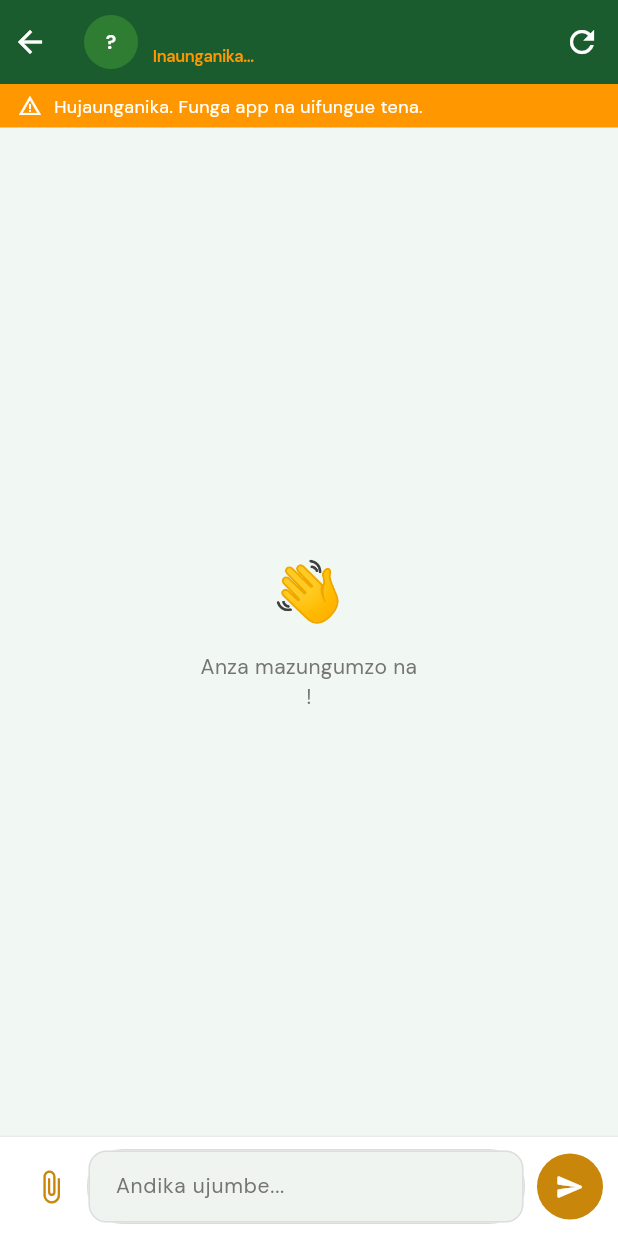
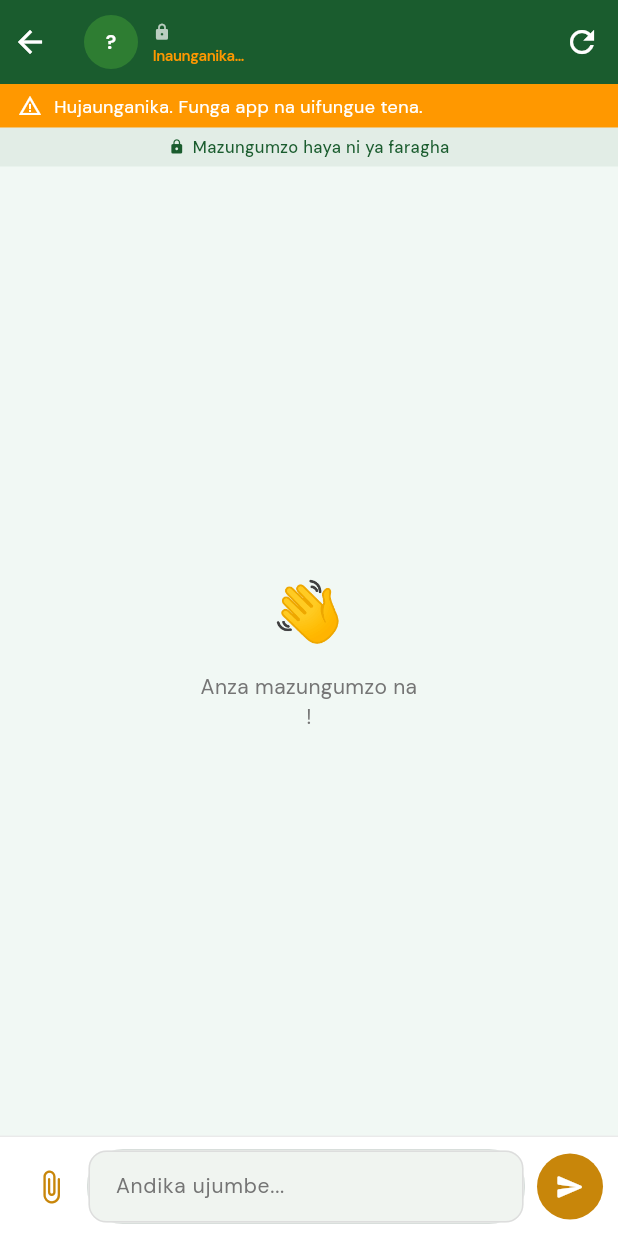
Before and after one commit to johnydeus/shamba-smart, a Flutter app: the ChatScreen screen opened directly with empty values, on a phone screen of 412 x 824 dp. Run offline on Flutter 3.47's test engine with Material 3 defaults, Android fonts, the phone set to English and light mode, and no system bars; our stand-ins replace cached_network_image, camera, connectivity_plus, file_picker, fl_chart, flutter_animate and 13 more; missing offline and left inert: tflite_flutter; accounts and stored records are empty.

Commit message:
auto: session changes 2026-06-14 00:30

```diff
--- a/lib/screens/chat_screen.dart
+++ b/lib/screens/chat_screen.dart
@@ -365,22 +365,36 @@ class _ChatScreenState extends State<ChatScreen> {
             Expanded(
               child: Column(
                 crossAxisAlignment: CrossAxisAlignment.start,
+                mainAxisSize: MainAxisSize.min,
                 children: [
-                  Text(widget.contactName,
+                  Row(
+                    children: [
+                      const Icon(Icons.lock_rounded,
+                          color: Colors.white70, size: 12),
+                      const SizedBox(width: 4),
+                      Flexible(
+                        child: Text(widget.contactName,
                             style: GoogleFonts.dmSans(
                                 fontSize: 14,
                                 fontWeight: FontWeight.bold,
                                 color: Colors.white),
                             overflow: TextOverflow.ellipsis),
-                  Text(
-                    chatProv.isReady
-                        ? widget.contactRole.label
-                        : 'Inaunganika...',
+                      ),
+                    ],
+                  ),
+                  if (!chatProv.isReady)
+                    Text('Inaunganika...',
                         style: GoogleFonts.dmSans(
-                        fontSize: 11,
-                        color: chatProv.isReady
-                            ? Colors.white60
-                            : Colors.orange),
+                            fontSize: 10, color: Colors.orange))
+                  else
+                    Row(
+                      children: [
+                        _AppBarRoleBadge(role: widget.contactRole),
+                        const SizedBox(width: 6),
+                        Text('Faragha',
+                            style: GoogleFonts.dmSans(
+                                fontSize: 10, color: Colors.white54)),
+                      ],
                     ),
                 ],
               ),
@@ -422,6 +436,27 @@ class _ChatScreenState extends State<ChatScreen> {
                           color: Colors.white, fontSize: 12),
                     ),
                   ),
+                ],
+              ),
+            ),
+
+          // ── Privacy notice ────────────────────────────────────────────────
+          Container(
+            width: double.infinity,
+            color: AppColors.leaf.withValues(alpha: 0.07),
+            padding:
+                const EdgeInsets.symmetric(vertical: 5, horizontal: 12),
+            child: Row(
+              mainAxisAlignment: MainAxisAlignment.center,
+              children: [
+                const Icon(Icons.lock_rounded,
+                    size: 11, color: AppColors.leaf),
+                const SizedBox(width: 5),
+                Text('Mazungumzo haya ni ya faragha',
+                    style: GoogleFonts.dmSans(
+                        fontSize: 11,
+                        color: AppColors.leaf,
+                        fontWeight: FontWeight.w500)),
               ],
             ),
           ),
```
Lines whose indentation alone changed are shown as unchanged.
